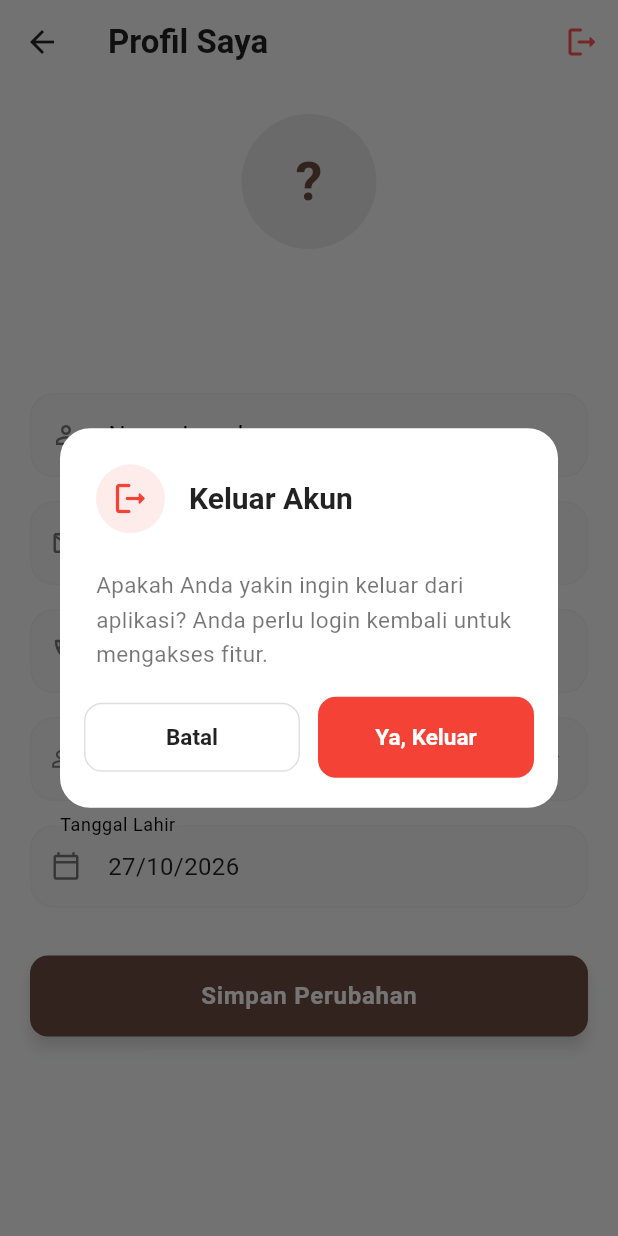
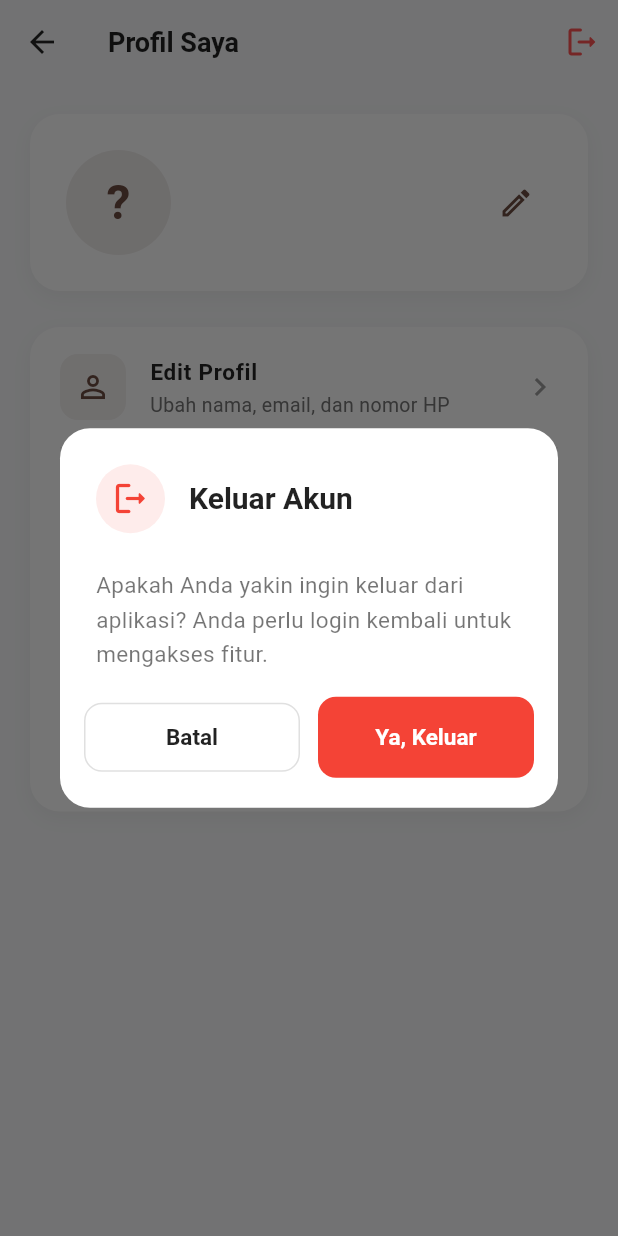
Before and after one commit to sanxnn/batik_app, a Flutter app: the ProfileView screen opened directly, after a tap on the "logout" icon, on a phone screen of 412 x 824 dp. Run offline on Flutter 3.47's test engine with Material 3 defaults, Android fonts, the phone set to English and light mode, and no system bars; our stand-ins replace dio, flutter_dotenv, shared_preferences; accounts and stored records are empty.

Commit message:
Refactor ProfileView and add EditProfileView for user profile management

```diff
--- a/lib/views/profile_view.dart
+++ b/lib/views/profile_view.dart
@@ -2,6 +2,7 @@ import 'package:flutter/material.dart';
 import 'package:provider/provider.dart';
 
 import '../controllers/auth_controller.dart';
+import 'edit_profile_view.dart'; // Pastikan import ini ada setelah file dibuat
 
 class ProfileView extends StatefulWidget {
   const ProfileView({super.key});
@@ -11,92 +12,7 @@ class ProfileView extends StatefulWidget {
 }
 
 class _ProfileViewState extends State<ProfileView> {
-  final _formKey = GlobalKey<FormState>();
-  late TextEditingController _nameCtrl;
-  late TextEditingController _emailCtrl;
-  late TextEditingController _phoneCtrl;
-  late String _gender;
-  late DateTime _birthDate;
-  bool _isInitialized = false;
-
-  @override
-  void initState() {
-    super.initState();
-    _nameCtrl = TextEditingController();
-    _emailCtrl = TextEditingController();
-    _phoneCtrl = TextEditingController();
-  }
-
-  @override
-  void didChangeDependencies() {
-    super.didChangeDependencies();
-    if (!_isInitialized) {
-      final user = context.read<AuthController>().user;
-      if (user != null) {
-        _nameCtrl.text = user.name;
-        _emailCtrl.text = user.email;
-        _phoneCtrl.text = user.phone ?? '';
-        _gender = user.gender;
-        _birthDate = user.birthDate ?? DateTime(2000, 1, 1);
-        _isInitialized = true;
-      }
-    }
-  }
-
-  @override
-  void dispose() {
-    _nameCtrl.dispose();
-    _emailCtrl.dispose();
-    _phoneCtrl.dispose();
-    super.dispose();
-  }
-
-  Future<void> _pickBirthDate() async {
-    final now = DateTime.now();
-    final picked = await showDatePicker(
-      context: context,
-      initialDate: _birthDate,
-      firstDate: DateTime(1900),
-      lastDate: DateTime(now.year - 13, now.month, now.day),
-      builder: (context, child) {
-        return Theme(
-          data: Theme.of(context).copyWith(
-            colorScheme: const ColorScheme.light(primary: Color(0xFF6D4C41)),
-          ),
-          child: child!,
-        );
-      },
-    );
-    if (picked != null) setState(() => _birthDate = picked);
-  }
-
-  Future<void> _handleUpdate() async {
-    if (!_formKey.currentState!.validate()) return;
-
-    final controller = context.read<AuthController>();
-    final success = await controller.updateProfile(
-      name: _nameCtrl.text.trim(),
-      email: _emailCtrl.text.trim(),
-      gender: _gender,
-      birthDate: _birthDate,
-      phone: _phoneCtrl.text.trim().isEmpty ? null : _phoneCtrl.text.trim(),
-    );
-
-    if (!mounted) return;
-
-    ScaffoldMessenger.of(context).showSnackBar(
-      SnackBar(
-        content: Text(
-          success
-              ? '✅ Profile berhasil diperbarui'
-              : '❌ ${controller.errorMessage ?? "Gagal memperbarui"}',
-        ),
-        backgroundColor: success ? Colors.green[700] : Colors.red[700],
-        behavior: SnackBarBehavior.floating,
-        shape: RoundedRectangleBorder(borderRadius: BorderRadius.circular(10)),
-      ),
-    );
-  }
+  final Color primaryColor = const Color(0xFF6D4C41);
 
   Future<void> _handleLogout() async {
     final confirm = await showDialog<bool>(
@@ -107,7 +23,6 @@ class _ProfileViewState extends State<ProfileView> {
         actionsPadding: const EdgeInsets.fromLTRB(16, 0, 16, 20),
         title: Row(
           children: [
-            // Ikon peringatan yang estetis
             Container(
               padding: const EdgeInsets.all(10),
               decoration: BoxDecoration(
@@ -138,7 +53,6 @@ class _ProfileViewState extends State<ProfileView> {
           style: TextStyle(color: Colors.black54, height: 1.5, fontSize: 15),
         ),
         actions: [
-          // Tata letak tombol yang tidak numpuk menggunakan Row & Expanded
           Row(
             children: [
               Expanded(
@@ -161,7 +75,7 @@ class _ProfileViewState extends State<ProfileView> {
                   ),
                 ),
               ),
-              const SizedBox(width: 12), // Jarak antar tombol
+              const SizedBox(width: 12),
               Expanded(
                 child: ElevatedButton(
                   onPressed: () => Navigator.pop(ctx, true),
@@ -186,49 +100,15 @@ class _ProfileViewState extends State<ProfileView> {
       ),
     );
 
-    if (confirm == true) {
+    if (confirm == true && mounted) {
       await context.read<AuthController>().logout();
       if (!mounted) return;
-
-      // Tampilkan snackbar logout berhasil sebelum pindah halaman
-      ScaffoldMessenger.of(context).showSnackBar(
-        SnackBar(
-          content: const Text('Anda telah berhasil keluar.'),
-          backgroundColor: Colors.black87,
-          behavior: SnackBarBehavior.floating,
-          shape: RoundedRectangleBorder(
-            borderRadius: BorderRadius.circular(10),
-          ),
-        ),
-      );
-
       Navigator.pushNamedAndRemoveUntil(context, '/login', (_) => false);
     }
   }
 
-  // Helper untuk styling Input yang konsisten
-  InputDecoration _inputDecoration(String label, IconData icon) {
-    return InputDecoration(
-      labelText: label,
-      prefixIcon: Icon(icon, size: 20, color: Colors.grey[600]),
-      filled: true,
-      fillColor: Colors.grey[100],
-      border: OutlineInputBorder(
-        borderRadius: BorderRadius.circular(12),
-        borderSide: BorderSide.none,
-      ),
-      focusedBorder: OutlineInputBorder(
-        borderRadius: BorderRadius.circular(12),
-        borderSide: const BorderSide(color: Color(0xFF6D4C41), width: 2),
-      ),
-      contentPadding: const EdgeInsets.symmetric(horizontal: 16, vertical: 16),
-    );
-  }
-
   @override
   Widget build(BuildContext context) {
-    const primaryColor = Color(0xFF6D4C41);
-
     return Scaffold(
       backgroundColor: const Color(0xFFF8F9FA),
       appBar: AppBar(
@@ -236,7 +116,11 @@ class _ProfileViewState extends State<ProfileView> {
         elevation: 0,
         title: const Text(
           'Profil Saya',
-          style: TextStyle(fontWeight: FontWeight.w700, color: Colors.black87),
+          style: TextStyle(
+            fontWeight: FontWeight.w700,
+            color: Colors.black87,
+            fontSize: 18,
+          ),
         ),
         actions: [
           IconButton(
@@ -247,169 +131,231 @@ class _ProfileViewState extends State<ProfileView> {
         ],
       ),
       body: Consumer<AuthController>(
-        builder: (context, controller, _) {
-          if (controller.user == null) {
+        builder: (context, authCtrl, _) {
+          if (authCtrl.user == null) {
             return const Center(
-              child: CircularProgressIndicator(color: primaryColor),
+              child: CircularProgressIndicator(color: Color(0xFF6D4C41)),
             );
           }
 
-          return SingleChildScrollView(
+          final user = authCtrl.user!;
+          final initial = user.name.isNotEmpty
+              ? user.name[0].toUpperCase()
+              : '?';
+
+          return ListView(
             padding: const EdgeInsets.all(20),
-            child: Form(
-              key: _formKey,
-              child: Column(
             children: [
-                  // --- Header Profil ---
+              // --- 1. Header Profil ---
+              Container(
+                padding: const EdgeInsets.all(24),
+                decoration: BoxDecoration(
+                  color: Colors.white,
+                  borderRadius: BorderRadius.circular(20),
+                  boxShadow: [
+                    BoxShadow(
+                      color: Colors.black.withOpacity(0.04),
+                      blurRadius: 10,
+                      offset: const Offset(0, 4),
+                    ),
+                  ],
+                ),
+                child: Row(
+                  children: [
                     CircleAvatar(
-                    radius: 45,
-                    backgroundColor: primaryColor.withValues(alpha: 0.1),
+                      radius: 35,
+                      backgroundColor: primaryColor.withOpacity(0.1),
                       child: Text(
-                      controller.user!.name.isNotEmpty
-                          ? controller.user!.name[0].toUpperCase()
-                          : '?',
-                      style: const TextStyle(
+                        initial,
+                        style: TextStyle(
                           color: primaryColor,
-                        fontSize: 36,
+                          fontSize: 32,
                           fontWeight: FontWeight.bold,
                         ),
                       ),
                     ),
-                  const SizedBox(height: 12),
+                    const SizedBox(width: 16),
+                    Expanded(
+                      child: Column(
+                        crossAxisAlignment: CrossAxisAlignment.start,
+                        children: [
                           Text(
-                    controller.user!.name,
+                            user.name,
                             style: const TextStyle(
-                      fontSize: 22,
+                              fontSize: 18,
                               fontWeight: FontWeight.bold,
                               color: Colors.black87,
                             ),
+                            maxLines: 1,
+                            overflow: TextOverflow.ellipsis,
                           ),
+                          const SizedBox(height: 4),
                           Text(
-                    controller.user!.email,
-                    style: TextStyle(fontSize: 14, color: Colors.grey[600]),
+                            user.email,
+                            style: TextStyle(
+                              fontSize: 14,
+                              color: Colors.grey[600],
                             ),
-                  const SizedBox(height: 32),
-
-                  // --- Form Input ---
-                  TextFormField(
-                    controller: _nameCtrl,
-                    decoration: _inputDecoration(
-                      'Nama Lengkap',
-                      Icons.person_outline,
+                            maxLines: 1,
+                            overflow: TextOverflow.ellipsis,
                           ),
-                    validator: (v) => v == null || v.trim().isEmpty
-                        ? 'Nama wajib diisi'
-                        : null,
-                  ),
-                  const SizedBox(height: 16),
-
-                  TextFormField(
-                    controller: _emailCtrl,
-                    keyboardType: TextInputType.emailAddress,
-                    decoration: _inputDecoration(
-                      'Alamat Email',
-                      Icons.email_outlined,
-                    ),
-                    validator: (v) => v == null || v.trim().isEmpty
-                        ? 'Email wajib diisi'
-                        : null,
-                  ),
-                  const SizedBox(height: 16),
-
-                  TextFormField(
-                    controller: _phoneCtrl,
-                    keyboardType: TextInputType.phone,
-                    decoration: _inputDecoration(
-                      'Nomor WhatsApp / HP',
-                      Icons.phone_outlined,
+                        ],
                       ),
                     ),
-                  const SizedBox(height: 16),
-
-                  DropdownButtonFormField<String>(
-                    initialValue: _gender,
-                    decoration:
-                        _inputDecoration(
-                          'Jenis Kelamin',
-                          Icons.people_outline,
-                        ).copyWith(
-                          prefixIcon: null, // Dropdown biasanya lebih rapi tanpa prefix icon, atau bisa disesuaikan
+                    IconButton(
+                      icon: const Icon(
+                        Icons.edit_outlined,
+                        color: Color(0xFF6D4C41),
                       ),
-                    items: const [
-                      DropdownMenuItem(value: 'Male', child: Text('Laki-laki')),
-                      DropdownMenuItem(
-                        value: 'Female',
-                        child: Text('Perempuan'),
+                      onPressed: () {
+                        Navigator.push(
+                          context,
+                          MaterialPageRoute(
+                            builder: (context) => const EditProfileView(),
+                          ),
+                        );
+                      },
                     ),
                   ],
-                    onChanged: (v) {
-                      if (v != null) setState(() => _gender = v);
-                    },
-                    validator: (v) => v == null ? 'Pilih jenis kelamin' : null,
                 ),
-                  const SizedBox(height: 16),
+              ),
 
-                  InkWell(
-                    onTap: _pickBirthDate,
-                    child: InputDecorator(
-                      decoration: _inputDecoration(
-                        'Tanggal Lahir',
-                        Icons.calendar_today_outlined,
-                      ),
-                      child: Text(
-                        '${_birthDate.day.toString().padLeft(2, '0')}/'
-                        '${_birthDate.month.toString().padLeft(2, '0')}/'
-                        '${_birthDate.year}',
-                        style: const TextStyle(
-                          fontSize: 16,
-                          color: Colors.black87,
+              const SizedBox(height: 24),
+
+              // --- 2. Menu Navigasi ---
+              _buildMenuSection([
+                _MenuItem(
+                  icon: Icons.person_outline,
+                  title: 'Edit Profil',
+                  subtitle: 'Ubah nama, email, dan nomor HP',
+                  onTap: () => Navigator.push(
+                    context,
+                    MaterialPageRoute(
+                      builder: (context) => const EditProfileView(),
                     ),
                   ),
                 ),
+                _MenuItem(
+                  icon: Icons.location_on_outlined,
+                  title: 'Alamat Saya',
+                  subtitle: 'Kelola alamat pengiriman',
+                  onTap: () {
+                    ScaffoldMessenger.of(context).showSnackBar(
+                      const SnackBar(
+                        content: Text('Halaman Alamat segera hadir!'),
+                        behavior: SnackBarBehavior.floating,
                       ),
+                    );
+                  },
+                ),
+                _MenuItem(
+                  icon: Icons.shopping_bag_outlined,
+                  title: 'Pesanan Saya',
+                  subtitle: 'Lacak status pesanan dan riwayat',
+                  onTap: () {
+                    ScaffoldMessenger.of(context).showSnackBar(
+                      const SnackBar(
+                        content: Text('Halaman Pesanan segera hadir!'),
+                        behavior: SnackBarBehavior.floating,
+                      ),
+                    );
+                  },
+                ),
+                _MenuItem(
+                  icon: Icons.help_outline,
+                  title: 'Bantuan & FAQ',
+                  subtitle: 'Pusat bantuan dan pertanyaan umum',
+                  onTap: () {},
+                ),
+              ]),
+
               const SizedBox(height: 32),
 
-                  // --- Tombol Simpan ---
-                  SizedBox(
-                    width: double.infinity,
-                    height: 54,
-                    child: ElevatedButton(
-                      onPressed: controller.isLoading ? null : _handleUpdate,
-                      style: ElevatedButton.styleFrom(
-                        backgroundColor: primaryColor,
-                        foregroundColor: Colors.white,
-                        elevation: 4,
-                        shadowColor: primaryColor.withValues(alpha: 0.3),
-                        shape: RoundedRectangleBorder(
-                          borderRadius: BorderRadius.circular(12),
-                        ),
-                      ),
-                      child: controller.isLoading
-                          ? const SizedBox(
-                              height: 24,
-                              width: 24,
-                              child: CircularProgressIndicator(
-                                strokeWidth: 2.5,
-                                color: Colors.white,
-                              ),
-                            )
-                          : const Text(
-                              'Simpan Perubahan',
-                              style: TextStyle(
-                                fontSize: 16,
-                                fontWeight: FontWeight.bold,
-                                letterSpacing: 0.5,
-                              ),
-                            ),
-                    ),
-                  ),
-                  const SizedBox(height: 20),
+              // --- 3. Tombol Logout (Opsional, karena sudah ada di AppBar) ---
+              // Bisa dihapus jika merasa redundan dengan tombol di AppBar
             ],
-              ),
-            ),
           );
         },
       ),
     );
   }
+
+  // Helper Widget untuk Menu Item
+  Widget _buildMenuSection(List<_MenuItem> items) {
+    return Container(
+      decoration: BoxDecoration(
+        color: Colors.white,
+        borderRadius: BorderRadius.circular(20),
+        boxShadow: [
+          BoxShadow(
+            color: Colors.black.withOpacity(0.04),
+            blurRadius: 10,
+            offset: const Offset(0, 4),
+          ),
+        ],
+      ),
+      child: Column(
+        children: items.asMap().entries.map((entry) {
+          final index = entry.key;
+          final item = entry.value;
+          return Column(
+            children: [
+              ListTile(
+                contentPadding: const EdgeInsets.symmetric(
+                  horizontal: 20,
+                  vertical: 4,
+                ),
+                leading: Container(
+                  padding: const EdgeInsets.all(10),
+                  decoration: BoxDecoration(
+                    color: primaryColor.withOpacity(0.08),
+                    borderRadius: BorderRadius.circular(12),
+                  ),
+                  child: Icon(item.icon, color: primaryColor, size: 24),
+                ),
+                title: Text(
+                  item.title,
+                  style: const TextStyle(
+                    fontWeight: FontWeight.w600,
+                    fontSize: 15,
+                    color: Colors.black87,
+                  ),
+                ),
+                subtitle: Text(
+                  item.subtitle,
+                  style: TextStyle(fontSize: 13, color: Colors.grey[600]),
+                ),
+                trailing: const Icon(
+                  Icons.chevron_right,
+                  color: Colors.grey,
+                  size: 24,
+                ),
+                onTap: item.onTap,
+              ),
+              if (index < items.length - 1)
+                const Padding(
+                  padding: EdgeInsets.symmetric(horizontal: 20),
+                  child: Divider(height: 1, color: Color(0xFFF0F0F0)),
+                ),
+            ],
+          );
+        }).toList(),
+      ),
+    );
   }
+}
+
+// Data Class untuk Menu
+class _MenuItem {
+  final IconData icon;
+  final String title;
+  final String subtitle;
+  final VoidCallback onTap;
+
+  _MenuItem({
+    required this.icon,
+    required this.title,
+    required this.subtitle,
+    required this.onTap,
+  });
+}
```
Also changed, not shown: lib/views/edit_profile_view.dart (added, +302 -0 lines). Lines whose indentation alone changed are shown as unchanged.
